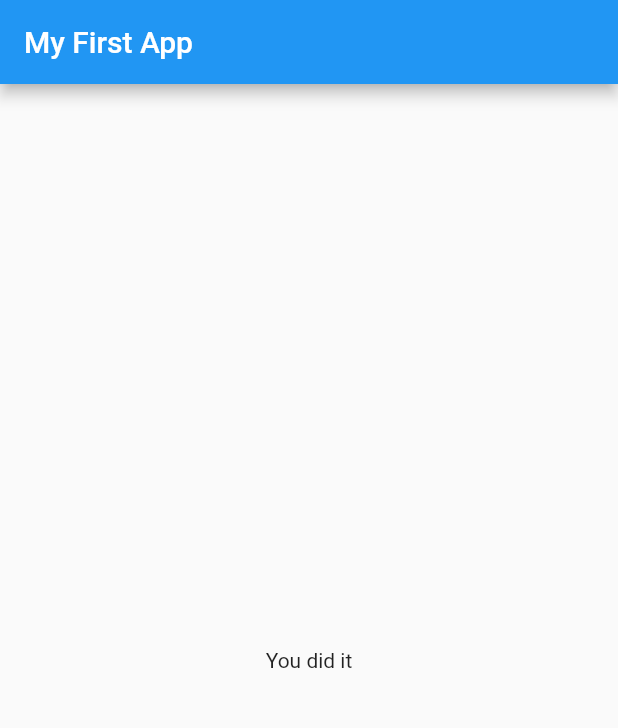
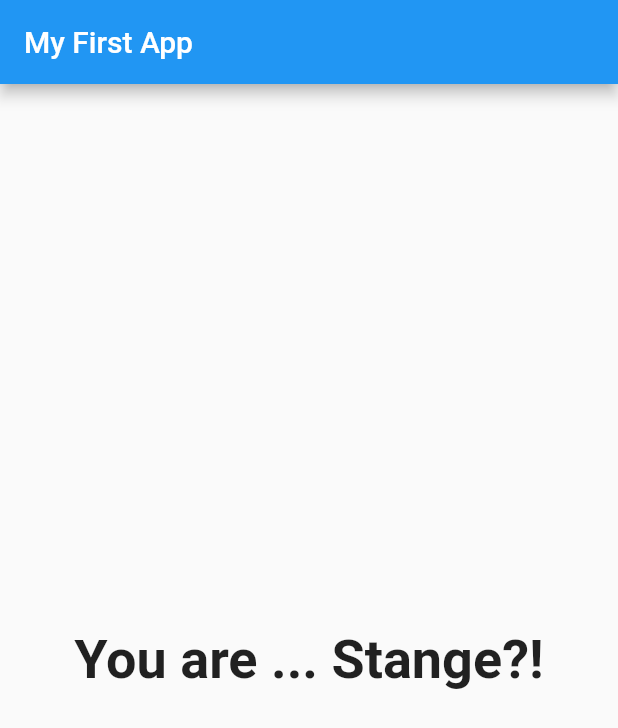
Before and after one commit to JulienMalcouronne/my_first_flutter_app, a Flutter app: the screen it shows after launch, after a tap on "Black", after a tap on "Cat", after a tap on "Claire", on a phone screen of 412 x 824 dp. Shown: the top 728 px of the screen. Run offline on Flutter 3.47's test engine with Material 2 defaults, Android fonts, the phone set to English and light mode, and no system bars.

Commit message:
added score based on the questions answers and different output as results

```diff
--- a/lib/main.dart
+++ b/lib/main.dart
@@ -19,23 +19,40 @@ class MyApp extends StatefulWidget {
 
 class _MyAppState extends State<MyApp> {
   var _questionIndex = 0;
+  var _totalScore = 0;
 
   final _questions = const [
     {
       'questionText': 'What\'s your favorite color?',
-      'answers': ['Black', 'Red', 'Green', 'White'],
+      'answers': [
+        {'text': 'Black', 'score': 10},
+        {'text': 'red', 'score': 5},
+        {'text': 'Green', 'score': 3},
+        {'text': 'White', 'score': 1},
+      ],
     },
     {
       'questionText': 'What\'s your favorite animal',
-      'answers': ['Dog', 'Cat', 'Horse', 'Rabbit'],
+      'answers': [
+        {'text': 'Dog', "score": 1},
+        {'text': 'Cat', 'score': 3},
+        {'text': 'Snake', 'score': 8},
+        {'text': 'Lion', 'score': 6},
+      ],
     },
     {
       'questionText': 'What\'s your favorite instructor',
-      'answers': ['Hugo', 'Max', 'Claire', 'Roger'],
+      'answers': [
+        {'text': 'Hugo', 'score': 1},
+        {'text': 'Lisa', 'score': 1},
+        {'text': 'Claire', 'score': 1},
+        {'text': 'Martin', 'score': 1},
+      ],
     },
   ];
 
-  void _answerQuestion() {
+  void _answerQuestion(int score) {
+    _totalScore += score;
     setState(() {
       _questionIndex = _questionIndex + 1;
     });
@@ -60,7 +77,7 @@ class _MyAppState extends State<MyApp> {
                 questionIndex: _questionIndex,
                 questions: _questions,
               )
-            : Result(),
+            : Result(_totalScore),
       ),
     );
   }
--- a/lib/quizz.dart
+++ b/lib/quizz.dart
@@ -6,7 +6,7 @@ import './answer.dart';
 class Quizz extends StatelessWidget {
   final List<Map<String, Object>> questions;
   final int questionIndex;
-  final VoidCallback answerQuestion;
+  final Function answerQuestion;
 
   Quizz(
       {required this.questions,
@@ -20,8 +20,10 @@ class Quizz extends StatelessWidget {
         Question(
           questions[questionIndex]['questionText'] as String,
         ),
-        ...(questions[questionIndex]['answers'] as List<String>).map((answer) {
-          return Answer(answerQuestion, answer);
+        ...(questions[questionIndex]['answers'] as List<Map<String, Object>>)
+            .map((answer) {
+          return Answer(
+              () => answerQuestion(answer['score']), answer['text'] as String);
         }).toList()
       ],
     );
--- a/lib/result.dart
+++ b/lib/result.dart
@@ -1,10 +1,32 @@
 import 'package:flutter/material.dart';
 
 class Result extends StatelessWidget {
+  final int resultScore;
+
+  Result(this.resultScore);
+
+  String get resultPhrase {
+    String resultText;
+    if (resultScore <= 8) {
+      resultText = 'You are awesome and innocent!';
+    } else if (resultScore <= 12) {
+      resultText = 'Pretty likeable!';
+    } else if (resultScore <= 16) {
+      resultText = 'You are ... Stange?!';
+    } else {
+      resultText = 'You are so bad!';
+    }
+    return resultText;
+  }
+
   @override
   Widget build(BuildContext context) {
     return Center(
-      child: Text('You did it'),
+      child: Text(
+        resultPhrase,
+        style: TextStyle(fontSize: 36, fontWeight: FontWeight.bold),
+        textAlign: TextAlign.center,
+      ),
     );
   }
 }
```
